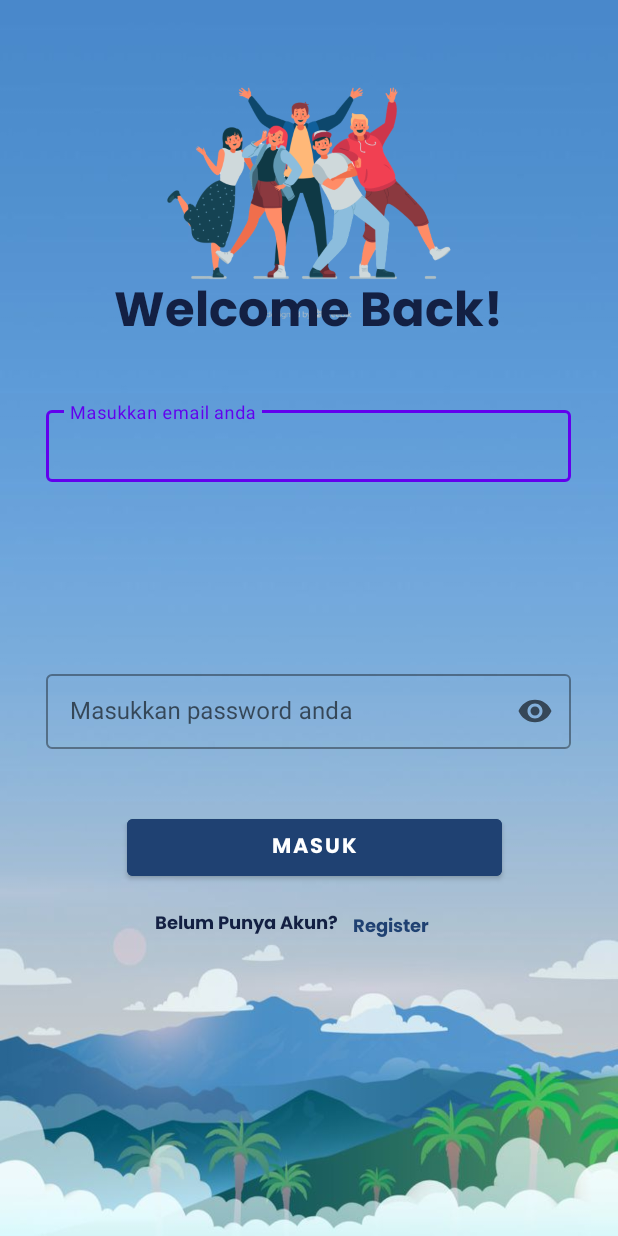
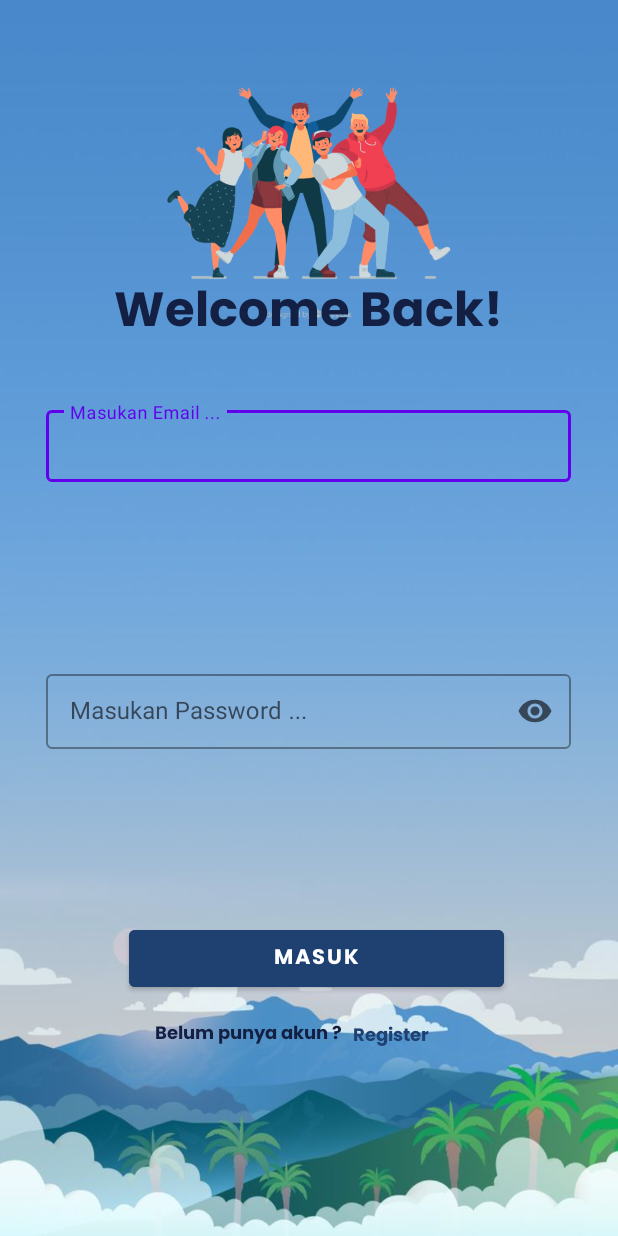
Before and after one commit to mrayhantazakka/Teamkuy, an Android app: the screen it shows after launch (LoginActivity), on a phone screen of 412 x 824 dp. Run offline under Robolectric (Android 15) with nearby library versions, the light colour scheme and no system bars.

Commit message:
refactor HardCodeText

```diff
--- a/app/src/main/res/layout/fragment_login.xml
+++ b/app/src/main/res/layout/fragment_login.xml
@@ -24,9 +24,9 @@
         android:layout_centerHorizontal="true"
         android:layout_marginTop="181dp"
         android:fontFamily="@font/poppins_bold"
-        android:text="Welcome Back!"
+        android:text="@string/welcome_back"
         android:textColor="@color/dblue"
-        android:textSize="32dp"
+        android:textSize="32sp"
         tools:layout_editor_absoluteX="76dp"
         tools:layout_editor_absoluteY="225dp" />
 
@@ -44,12 +44,10 @@
 
         <com.google.android.material.textfield.TextInputEditText
             android:id="@+id/inputEmail"
+            style="@style/ThemeOverlay.Material3.TextInputEditText.OutlinedBox"
             android:layout_width="350dp"
             android:layout_height="48dp"
-            android:layout_marginTop="340dp"
-            android:layout_marginEnd="31dp"
-            android:hint="Masukkan email anda"
-            style="@style/ThemeOverlay.Material3.TextInputEditText.OutlinedBox"
+            android:hint="@string/txtViewEmail"
             app:layout_constraintEnd_toEndOf="parent"
             app:layout_constraintHorizontal_bias="0.491"
             app:layout_constraintStart_toStartOf="parent"
@@ -74,7 +72,7 @@
             android:layout_height="50dp"
             android:layout_marginTop="409dp"
             android:layout_marginEnd="41dp"
-            android:hint="Masukkan password anda"
+            android:hint="@string/txtViewPassword"
             android:inputType="textPassword"
             tools:layout_editor_absoluteX="35dp"
             tools:layout_editor_absoluteY="358dp" />
@@ -87,14 +85,29 @@
         android:layout_alignParentEnd="true"
         android:layout_alignParentBottom="true"
         android:layout_centerHorizontal="true"
-        android:layout_marginEnd="77dp"
-        android:layout_marginBottom="234dp"
+        android:layout_marginEnd="76dp"
+        android:layout_marginBottom="160dp"
         android:backgroundTint="@color/lblue"
         android:fontFamily="@font/poppins_bold"
-        android:text="Masuk"
+        android:text="@string/login"
         android:textColor="@color/white"
         tools:layout_editor_absoluteX="80dp"
         tools:layout_editor_absoluteY="506dp" />
+
+    <TextView
+        android:id="@+id/daftarAkun"
+        android:layout_width="60dp"
+        android:layout_height="20dp"
+        android:layout_alignParentStart="true"
+        android:layout_alignParentBottom="true"
+        android:layout_marginStart="235dp"
+        android:layout_marginBottom="123dp"
+        android:fontFamily="@font/poppins_bold"
+        android:text="@string/txtViewRegister"
+        android:textColor="@color/lblue"
+        android:textSize="12sp"
+        tools:layout_editor_absoluteX="242dp"
+        tools:layout_editor_absoluteY="556dp" />
 
     <TextView
         android:id="@+id/belum_punya_akun"
@@ -103,27 +116,12 @@
         android:layout_alignParentStart="true"
         android:layout_alignParentBottom="true"
         android:layout_marginStart="103dp"
-        android:layout_marginBottom="197dp"
+        android:layout_marginBottom="124dp"
         android:fontFamily="@font/poppins_bold"
-        android:text="Belum Punya Akun?"
+        android:text="@string/daftar"
         android:textColor="@color/dblue"
         android:textSize="12sp"
         tools:layout_editor_absoluteX="108dp"
         tools:layout_editor_absoluteY="556dp" />
 
-    <TextView
-        android:id="@+id/daftarAkun"
-        android:layout_width="60dp"
-        android:layout_height="20dp"
-        android:layout_alignParentStart="true"
-        android:layout_alignParentBottom="true"
-        android:layout_marginStart="235dp"
-        android:layout_marginBottom="196dp"
-        android:fontFamily="@font/poppins_bold"
-        android:text="Register"
-        android:textColor="@color/lblue"
-        android:textSize="12sp"
-        tools:layout_editor_absoluteX="242dp"
-        tools:layout_editor_absoluteY="556dp" />
-
 </RelativeLayout>
--- a/app/src/main/res/layout/fragment_splashscreen.xml
+++ b/app/src/main/res/layout/fragment_splashscreen.xml
@@ -14,15 +14,15 @@
         android:layout_width="wrap_content"
         android:layout_height="wrap_content"
         android:rotation="40"
-        android:text="Teamkuy"
+      android:text="@string/app_name"
         android:textColor="@color/dblue"
         android:textSize="40dp"
         app:layout_constraintBottom_toBottomOf="parent"
         app:layout_constraintEnd_toEndOf="parent"
-        app:layout_constraintHorizontal_bias="0.768"
+        app:layout_constraintHorizontal_bias="0.811"
         app:layout_constraintStart_toStartOf="parent"
         app:layout_constraintTop_toTopOf="parent"
-        app:layout_constraintVertical_bias="0.165" />
+        app:layout_constraintVertical_bias="0.168" />
 
     <androidx.constraintlayout.widget.Barrier
         android:id="@+id/barrier3"
--- a/app/src/main/res/values/strings.xml
+++ b/app/src/main/res/values/strings.xml
@@ -8,4 +8,10 @@
     <string name="avatar">Avatar</string>
     <string name="name">Name</string>
     <string name="email">Email</string>
+    <string name="welcome_back">Welcome Back!</string>
+    <string name="login">Masuk</string>
+    <string name="txtViewRegister">Register</string>
+    <string name="txtViewEmail">Masukan Email ...</string>
+    <string name="txtViewPassword">Masukan Password ...</string>
+
 </resources>
```
